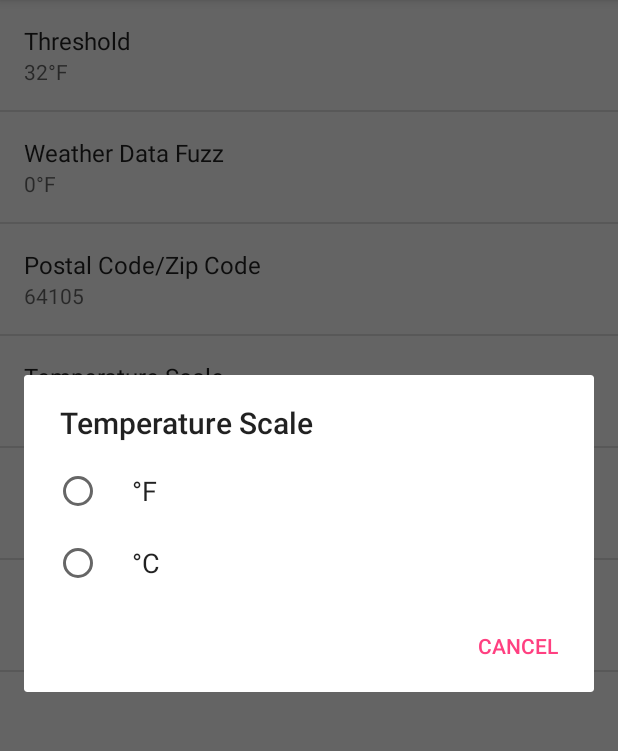
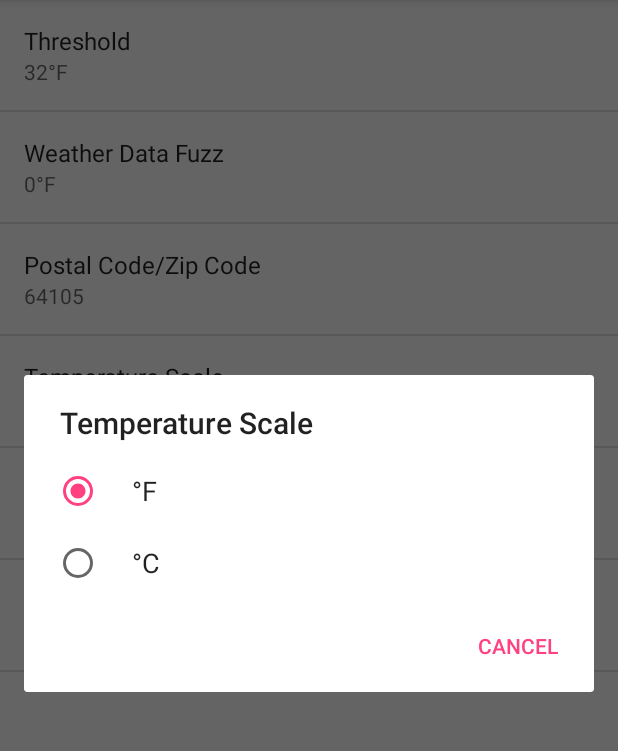
Before and after one commit to yoxjames/ColdSnap, an Android app: the fragment CSPreferencesFragment shown on its own in the app's theme, after a tap on "Temperature Scale", on a phone screen of 412 x 824 dp, the part 84-835 px from its top. Run offline under Robolectric (Android 15) with nearby library versions, the phone set to English and light mode, and no system bars; our stand-ins replace Dagger/Hilt's generated code; network calls fail.

Commit message:
Fixed some i18n issues. Corrected a couple TODOs. No functional changes.

```diff
--- a/app/src/main/java/com/example/yoxjames/coldsnap/ui/CSPreferencesFragment.java
+++ b/app/src/main/java/com/example/yoxjames/coldsnap/ui/CSPreferencesFragment.java
@@ -130,6 +130,6 @@ public class CSPreferencesFragment extends PreferenceFragment
         zipcode.setSummary(sharedPreferences.getString(ZIPCODE, ""));
         temperatureScale.setSummary(sharedPreferences.getString(TEMPERATURE_SCALE, "F"));
         locationString.setSummary(sharedPreferences.getString(LOCATION_STRING, "Location"));
-        coldAlarmTimePicker.setSummary(TimePickerDialogPreference.formatTime(sharedPreferences.getString(COLD_ALARM_TIME, "7:00")));
+        coldAlarmTimePicker.setSummary(TimePickerDialogPreference.formatTime(sharedPreferences.getString(COLD_ALARM_TIME, "19:00")));
     }
 }
--- a/app/src/main/java/com/example/yoxjames/coldsnap/ui/controls/TimePickerDialogPreference.java
+++ b/app/src/main/java/com/example/yoxjames/coldsnap/ui/controls/TimePickerDialogPreference.java
@@ -40,8 +40,7 @@ public class TimePickerDialogPreference extends DialogPreference
     public View onCreateDialogView()
     {
         timePicker = new TimePicker(getContext().getApplicationContext());
-        timePicker.setBackgroundColor(Color.BLACK); // TODO: Use a theme
-        setTime(getPersistedString("00:00"));
+        setTime(getPersistedString("19:00"));
         return timePicker;
     }
 
--- a/app/src/main/res/values/strings.xml
+++ b/app/src/main/res/values/strings.xml
@@ -30,6 +30,10 @@
     <string name="low_temp">Low:</string>
     <string name="cancel">Cancel</string>
     <string name="save">Save</string>
+    <string name="add">Add</string>
+    <string name="plant_added">Plant Added</string>
+    <string name="plant_updated">Plant Updated</string>
+    <string name="plant_deleted">Plant Deleted</string>
 
     <string-array name="temperature_formats">
         <item>"°F"</item>
--- a/app/src/main/res/xml/preferences.xml
+++ b/app/src/main/res/xml/preferences.xml
@@ -35,11 +35,13 @@
         android:maxLength="5"
         android:inputType="number"
         android:defaultValue="64105" />
+    <!--suppress AndroidDomInspection -->
     <ListPreference
         android:key="com.example.yoxjames.coldsnap.TEMPFORMAT"
         android:title="Temperature Scale"
         android:entries="@array/temperature_formats"
-        android:entryValues="@array/temperature_formats_values"/>
+        android:entryValues="@array/temperature_formats_values"
+        android:defaultValue="F"/>
     <EditTextPreference
         android:key="com.example.yoxjames.coldsnap.LOCATION_STRING"
         android:title="Location String"
```
Also changed, not shown: app/src/main/java/com/example/yoxjames/coldsnap/ui/PlantDetailFragment.java (+13 -4 lines), app/src/main/java/com/example/yoxjames/coldsnap/ui/presenter/PlantDetailPresenterImpl.java (+3 -9 lines), app/src/main/java/com/example/yoxjames/coldsnap/ui/view/PlantDetailView.java (+12 -8 lines), 2 other files.
